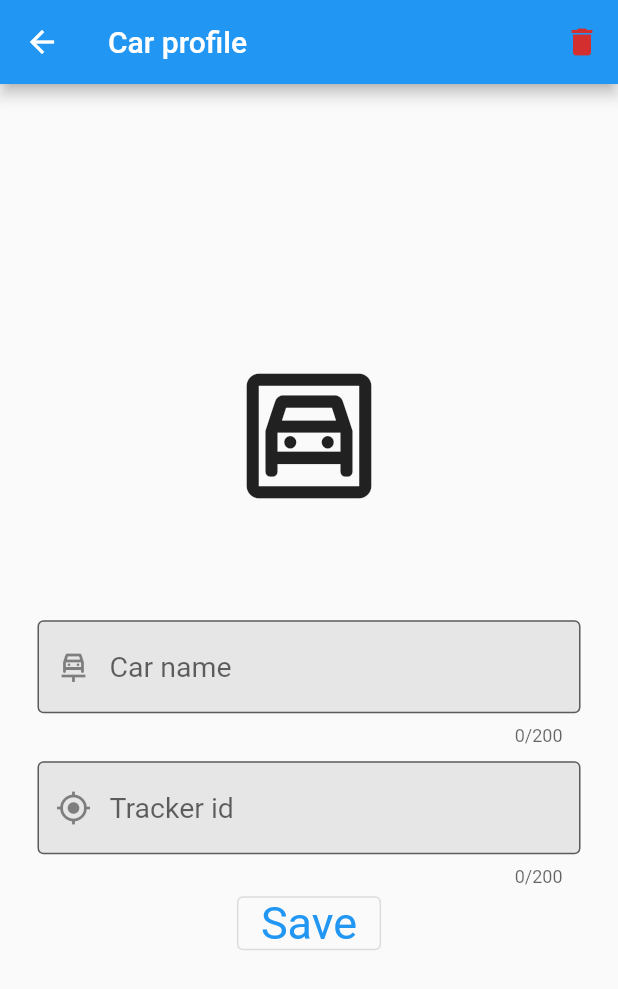
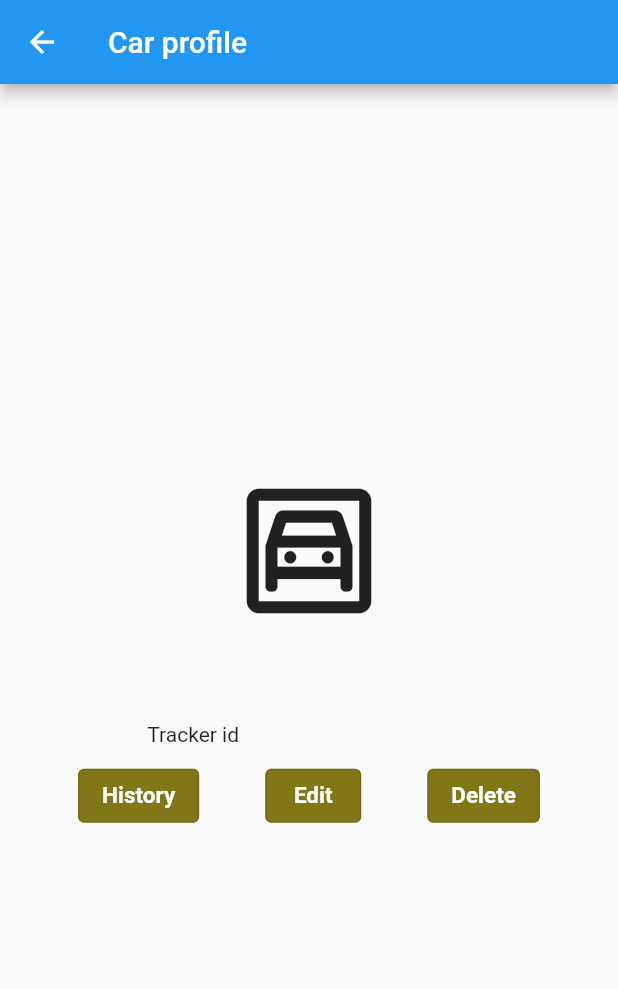
Before and after one commit to peterkapena/car_app_finder_mobile, a Flutter app: the CarPage screen opened directly with empty values, on a phone screen of 412 x 824 dp. Shown: the top 989 px of the screen. Run offline on Flutter 3.47's test engine with Material 2 defaults, Android fonts, the light colour scheme and no system bars; our stand-ins replace cloud_firestore, firebase_auth, firebase_core, google_fonts, location, shared_preferences and 1 more; accounts and stored records are empty.

Commit message:
ui update

```diff
--- a/lib/pages/car_page.dart
+++ b/lib/pages/car_page.dart
@@ -1,6 +1,9 @@
+import 'package:car_app_finder_mobile/main.dart';
 import 'package:car_app_finder_mobile/models/car.dart';
+import 'package:car_app_finder_mobile/pages/car_edit_page.dart';
 import 'package:flutter/foundation.dart';
 import 'package:flutter/material.dart';
+import 'package:flutter/widgets.dart';
 import 'package:google_fonts/google_fonts.dart';
 
 import '../common.dart';
@@ -49,7 +52,7 @@ class _CarPageState extends State<CarPage> {
     if (mounted) showNotice(context, "The car has been updated");
   }
 
-  Future validateThenSubmit() async {
+  Future _validateThenSubmit() async {
     try {
       if (_formKey.currentState!.validate()) {
         setState(() {
@@ -72,16 +75,6 @@ class _CarPageState extends State<CarPage> {
     return Scaffold(
         appBar: AppBar(
           title: const Text("Car profile"),
-          actions: [
-            IconButton(
-                color: Theme.of(context).errorColor,
-                onPressed: () {
-                  carsRef.doc(widget.car.id).delete();
-                  // .then((value) => Navigator.pop(context))
-                  Navigator.pop(context);
-                },
-                icon: const Icon(Icons.delete))
-          ],
         ),
         body: SafeArea(
             child: Center(
@@ -95,7 +88,6 @@ class _CarPageState extends State<CarPage> {
                     Icons.garage_outlined,
                     size: 100,
                   ),
-                  //heloo again!
                   Padding(
                     padding: const EdgeInsets.symmetric(
                         horizontal: authBtnHorizontalPadding,
@@ -105,40 +97,88 @@ class _CarPageState extends State<CarPage> {
                       style: GoogleFonts.bebasNeue(fontSize: 36),
                     ),
                   ),
-
-                  //email textfield
-                  Padding(
-                      padding: const EdgeInsets.symmetric(
-                          horizontal: authBtnHorizontalPadding,
-                          vertical: authBtnVerticalPadding),
-                      child: TextInput(
-                        enabled: !_processing,
-                        controller: _nameController,
-                        // validator: validateEmail,
-                        hintText: "Car name",
-                        prefixIcon: const Icon(Icons.car_repair_outlined),
-                        required: true,
-                      )),
-                  //password textfield
                   Padding(
                       padding: const EdgeInsets.symmetric(
                         horizontal: authBtnHorizontalPadding,
                       ),
-                      child: TextInput(
-                          prefixIcon: const Icon(Icons.gps_fixed),
-                          enabled: !_processing,
-                          controller: _trackerIdController,
-                          required: true,
-                          // validator: (value) => validatePassword(value),
-                          hintText: "Tracker id")),
-                  OutlinedButton(
-                    style: OutlinedButton.styleFrom(
-                      textStyle: const TextStyle(fontSize: 30),
-                      // backgroundColor: Theme.of(context).primaryColor, //<-- SEE HERE
-                    ),
-                    onPressed: _processing ? null : validateThenSubmit,
-                    child: const Text(
-                      "Save",
+                      child: Row(
+                        mainAxisAlignment: MainAxisAlignment.spaceEvenly,
+                        children: [
+                          Text("Tracker id"),
+                          SizedBox(
+                            width: 8,
+                          ),
+                          Text(
+                            widget.car.trackerId,
+                            style: TextStyle(fontSize: 15),
+                          ),
+                        ],
+                      )),
+                  Padding(
+                    padding: const EdgeInsets.all(8.0),
+                    child: Row(
+                      mainAxisAlignment: MainAxisAlignment.spaceEvenly,
+                      children: [
+                        OutlinedButton(
+                          style: OutlinedButton.styleFrom(
+                            // backgroundColor: Theme.of(context).errorColor,
+
+                            textStyle: TextStyle(),
+                            backgroundColor:
+                                Theme.of(context).primaryColor, //<-- SEE HERE
+                          ),
+                          onPressed: () {},
+                          child: const Text(
+                            "History",
+                            style: TextStyle(
+                                fontSize: 15,
+                                fontWeight: FontWeight.bold,
+                                color: Colors.white),
+                          ),
+                        ),
+                        OutlinedButton(
+                          style: OutlinedButton.styleFrom(
+                            // backgroundColor: Theme.of(context).errorColor,
+
+                            textStyle: TextStyle(),
+                            backgroundColor:
+                                Theme.of(context).primaryColor, //<-- SEE HERE
+                          ),
+                          onPressed: (() => Navigator.push(
+                                context,
+                                MaterialPageRoute(
+                                    builder: (context) =>
+                                        CarEditPage(car: widget.car)),
+                              )),
+                          child: const Text(
+                            "Edit",
+                            style: TextStyle(
+                                fontSize: 15,
+                                fontWeight: FontWeight.bold,
+                                color: Colors.white),
+                          ),
+                        ),
+                        OutlinedButton(
+                          style: OutlinedButton.styleFrom(
+                            // backgroundColor: Theme.of(context).errorColor,
+
+                            textStyle: TextStyle(),
+                            backgroundColor:
+                                Theme.of(context).primaryColor, //<-- SEE HERE
+                          ),
+                          onPressed: () {
+                            carsRef.doc(widget.car.id).delete();
+                            Navigator.pop(context);
+                          },
+                          child: const Text(
+                            "Delete",
+                            style: TextStyle(
+                                fontSize: 15,
+                                fontWeight: FontWeight.bold,
+                                color: Colors.white),
+                          ),
+                        ),
+                      ],
                     ),
                   ),
                 ],
```
Also changed, not shown: lib/pages/car_edit_page.dart (added, +140 -0 lines).
